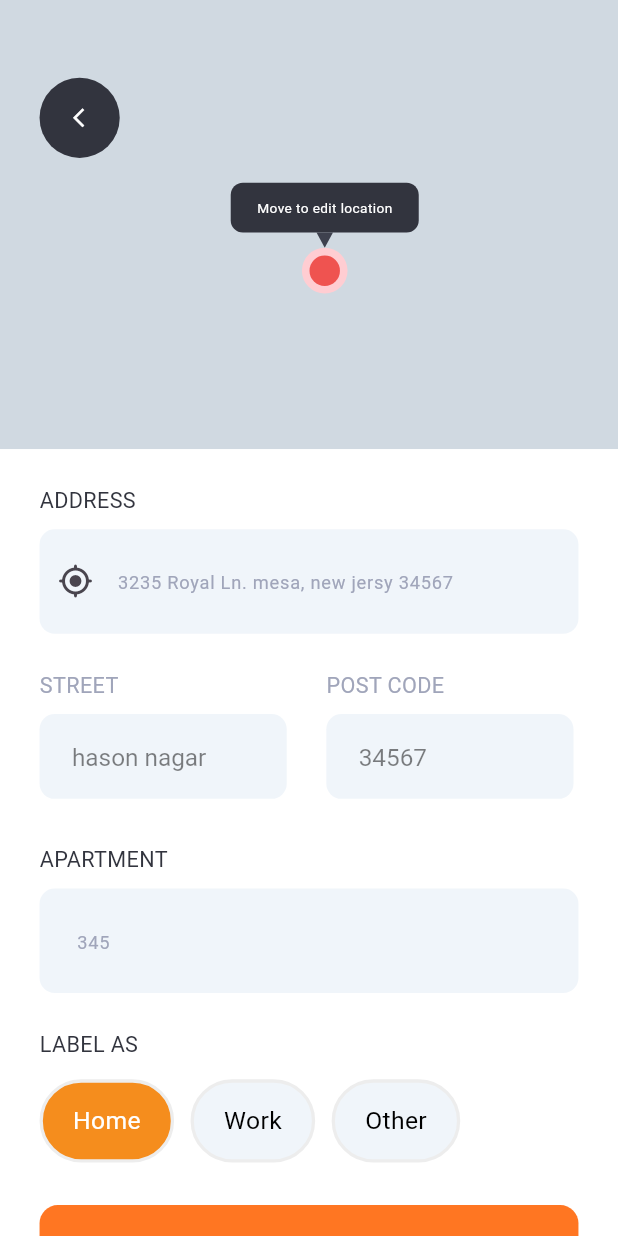
After one commit to afaqahmad922/food_delievery_app, a Flutter app: the address screen opened directly, after a tap on the "edit note" icon, on a phone screen of 412 x 824 dp. The commit adds this screen. Run offline on Flutter 3.47's test engine with Material 3 defaults, Android fonts, the phone set to English and light mode, and no system bars; our stand-ins replace flutter_screenutil, google_fonts, smooth_page_indicator, timeline_tile; Roboto replaces fonts that are missing (Sen).

Commit message:
Completed Add New Address page UI

```diff
--- /dev/null
+++ b/lib/Profile Pages/Add New Address.dart
@@ -0,0 +1,205 @@
+import 'package:flutter/material.dart';
+import 'package:flutter/material.dart';
+import 'package:figma_to_flutter_2/logins/Widgets/Widgets.dart';
+import 'package:flutter/material.dart';
+import 'package:flutter_screenutil/flutter_screenutil.dart';
+import 'package:google_fonts/google_fonts.dart';
+
+class add_New_Address extends StatefulWidget {
+  const add_New_Address({super.key});
+
+  @override
+  State<add_New_Address> createState() => _add_New_AddressState();
+}
+
+class _add_New_AddressState extends State<add_New_Address> {
+  @override
+  Widget build(BuildContext context) {
+    return Scaffold(
+      backgroundColor: Color(0xffFFFFFF),
+      body: SingleChildScrollView(
+        child: Column(
+          mainAxisAlignment: MainAxisAlignment.start,
+          crossAxisAlignment: CrossAxisAlignment.start,
+          children: [
+            Container(
+              height: 295.h,
+              width: double.infinity,
+              color: Color(0xffD0D9E1),
+              child: Stack(
+                children: [
+
+                  /// Back Button
+                  Padding(
+                    padding: EdgeInsets.only(top: 50.h, left: 24.w),
+                    child: Container(
+                      decoration: BoxDecoration(
+                        shape: BoxShape.circle,
+                        color: Color(0xff32343E),
+                      ),
+                      child: Padding(
+                        padding: EdgeInsets.only(
+                          top: 20.h,
+                          left: 17.w,
+                          right: 18.w,
+                          bottom: 20.h,
+                        ),
+                        child: Icon(
+                          Icons.arrow_back_ios_new_outlined,
+                          color: Colors.white,
+                          size: 15,
+                        ),
+                      ),
+                    ),
+                  ),
+
+                  /// Tooltip + Triangle
+                  Padding(
+                    padding: EdgeInsets.only(top: 120.h, left: 140.w),
+                    child: Column(
+                      mainAxisSize: MainAxisSize.min,
+                      children: [
+                        Container(
+                          padding: EdgeInsets.symmetric(
+                              horizontal: 16.w, vertical: 10.h),
+                          decoration: BoxDecoration(
+                            color: Color(0xff32343E),
+                            borderRadius: BorderRadius.circular(8.r),
+                          ),
+                          child: Text(
+                            "Move to edit location",
+                            style: TextStyle(
+                                color: Colors.white,
+                                fontSize: 9.sp,
+                                fontWeight: FontWeight.w400),
+                          ),
+                        ),
+
+                        CustomPaint(
+                          size: Size(10.w, 10.h),
+                          painter: TrianglePainter(),
+                        ),
+                        Stack(
+                          alignment: Alignment.center,
+                          children: [
+
+                            Container(
+                              height: 30.h,
+                              width: 30.w,
+                              decoration: BoxDecoration(
+                                shape: BoxShape.circle,
+                                color: Colors.red.shade100,
+                              ),
+                            ),
+
+                            Container(
+                              height: 20.h,
+                              width: 20.w,
+                              decoration: BoxDecoration(
+                                shape: BoxShape.circle,
+                                color: Colors.red.shade400,
+                              ),
+                            ),
+                          ],
+                        ),
+                      ],
+                    ),
+                  ),
+                ],
+              ),
+            ),
+            Padding(
+              padding:  EdgeInsets.only(top: 24.h, left: 24.w),
+              child: AppText(text: 'ADDRESS', font: GoogleFonts.sen, fontWeight: FontWeight.w400, fontSize: 14.sp, color: Color(0xff32343E)),
+            ),
+            AppSearchField(hintText: '3235 Royal Ln. mesa, new jersy 34567', color: Color(0xffF0F5FA), prefixIcon: Icons.gps_fixed_rounded,),
+            Row(
+              children: [
+                Padding(
+                  padding: EdgeInsets.only( left: 24.w,),
+                  child: Column(
+                    crossAxisAlignment: CrossAxisAlignment.start,
+                    children: [
+                      Padding(
+                        padding: EdgeInsets.only( top: 24.h),
+                        child: AppText(text: 'STREET', font: GoogleFonts.sen, fontWeight: FontWeight.w400, fontSize: 14.sp, color: Color(0xffA0A5BA)),
+                      ),
+                      Padding(
+                        padding: EdgeInsets.only( top: 8.h),
+                        child: AppTextField(hintText: 'hason nagar',),
+                      ),
+                    ],
+                  ),
+                ),
+                Padding(
+                  padding: EdgeInsets.only( left: 24.w,),
+                  child: Column(
+                    crossAxisAlignment: CrossAxisAlignment.start,
+                    children: [
+                      Padding(
+                        padding: EdgeInsets.only( top: 24.h),
+                        child: AppText(text: 'POST CODE', font: GoogleFonts.sen, fontWeight: FontWeight.w400, fontSize: 14.sp, color: Color(0xffA0A5BA)),
+                      ),
+                      Padding(
+                        padding: EdgeInsets.only( top: 8.h),
+                        child: AppTextField(hintText: '34567',),
+                      ),
+                    ],
+                  ),
+                ),
+              ],
+            ),
+            Padding(
+              padding:  EdgeInsets.only(top: 24.h, left: 24.w),
+              child: AppText(text: 'APARTMENT', font: GoogleFonts.sen, fontWeight: FontWeight.w400, fontSize: 14.sp, color: Color(0xff32343E)),
+            ),
+            AppSearchField(hintText: '345', color: Color(0xffF0F5FA),),
+            Padding(
+              padding:  EdgeInsets.only(top: 24.h, left: 24.w),
+              child: AppText(text: 'LABEL AS', font: GoogleFonts.sen, fontWeight: FontWeight.w400, fontSize: 14.sp, color: Color(0xff32343E)),
+            ),
+            Padding(
+              padding: EdgeInsets.only(left: 24.w, top: 12.h),
+              child: Row(
+                children: [
+                  CategoryChip(text: 'Home', backgroundColor: Color(0xffF58D1D), textColor: Colors.white,),
+                  SizedBox(width: 10.w,),
+                  CategoryChip(text: 'Work', backgroundColor: Color(0xffF0F5FA),),
+                  SizedBox(width: 10.w,),
+                  CategoryChip(text: 'Other', backgroundColor: Color(0xffF0F5FA),),
+                ],
+              ),
+            ),
+            Padding(
+              padding: EdgeInsets.only(left: 24.w, right: 24.w, top: 28.h, bottom: 30.h),
+              child: SignButton(text: 'SAVE LOCATION'),
+            ),
+          ],
+        ),
+      ),
+    );
+  }
+}
+
+
+
+class TrianglePainter extends CustomPainter {
+  @override
+  void paint(Canvas canvas, Size size) {
+    final paint = Paint()
+      ..color = Color(0xff3E414E)
+      ..style = PaintingStyle.fill;
+
+    final path = Path();
+
+    path.moveTo(size.width / 2, size.height);
+    path.lineTo(0, 0);
+    path.lineTo(size.width, 0);
+    path.close();
+
+    canvas.drawPath(path, paint);
+  }
+
+  @override
+  bool shouldRepaint(CustomPainter oldDelegate) => false;
+}
--- a/lib/Profile Pages/Address.dart
+++ b/lib/Profile Pages/Address.dart
@@ -1,3 +1,4 @@
+import 'package:figma_to_flutter_2/Profile%20Pages/Add%20New%20Address.dart';
 import 'package:flutter/material.dart';
 import 'package:figma_to_flutter_2/logins/Widgets/Widgets.dart';
 import 'package:flutter/material.dart';
@@ -151,7 +152,11 @@ class _addressState extends State<address> {
                                     children: [
                                       AppText(text: 'WORK', font: GoogleFonts.sen, fontWeight: FontWeight.w400, fontSize: 14.sp, color: Color(0xff32343E)),
                                       SizedBox(width: 130.w,),
-                                      Icon(Icons.edit_note_rounded, color: Color(0xffFB6D3A),),
+                                      GestureDetector(
+                                        onTap: (){
+                                          Navigator.push(context, MaterialPageRoute(builder: (context)=>add_New_Address()));
+                                        },
+                                          child: Icon(Icons.edit_note_rounded, color: Color(0xffFB6D3A),)),
                                       Icon(Icons.delete_forever_outlined, color: Color(0xffFB6D3A),)
                                     ],
                                   ),
@@ -167,6 +172,11 @@ class _addressState extends State<address> {
                 )
             ),
           ),
+          Spacer(),
+          Padding(
+            padding: EdgeInsets.only(left: 24.w, right: 24.w, top: 28.h, bottom: 30.h),
+            child: SignButton(text: 'ADD NEW ADDRESS'),
+          ),
         ],
       ),
     );
--- a/lib/logins/Widgets/Widgets.dart
+++ b/lib/logins/Widgets/Widgets.dart
@@ -7,12 +7,14 @@ import 'package:google_fonts/google_fonts.dart';
 class AppSearchField extends StatelessWidget {
   final String hintText;
   final IconData? suffixIcon;
+  final IconData? prefixIcon;
   final Color color;
 
   const AppSearchField({
     super.key,
     required this.hintText,
     this.suffixIcon,
+    this.prefixIcon,
     required this.color,
   });
 
@@ -24,7 +26,7 @@ class AppSearchField extends StatelessWidget {
         child: TextField(
           decoration: InputDecoration(
             hintText: hintText, hintStyle: GoogleFonts.sen(
-            fontSize: 14.sp,
+            fontSize: 12.sp,
             fontWeight: FontWeight.w400,
             color: const Color(0xffA0A5BA),
           ),
@@ -34,6 +36,8 @@ class AppSearchField extends StatelessWidget {
             suffixIcon: suffixIcon != null
                 ? Icon(suffixIcon)
                 : null,
+            prefixIcon: prefixIcon != null
+              ? Icon (prefixIcon) : null,
             border: OutlineInputBorder(
               borderRadius: BorderRadius.circular(10.r),
               borderSide: BorderSide.none,
```
